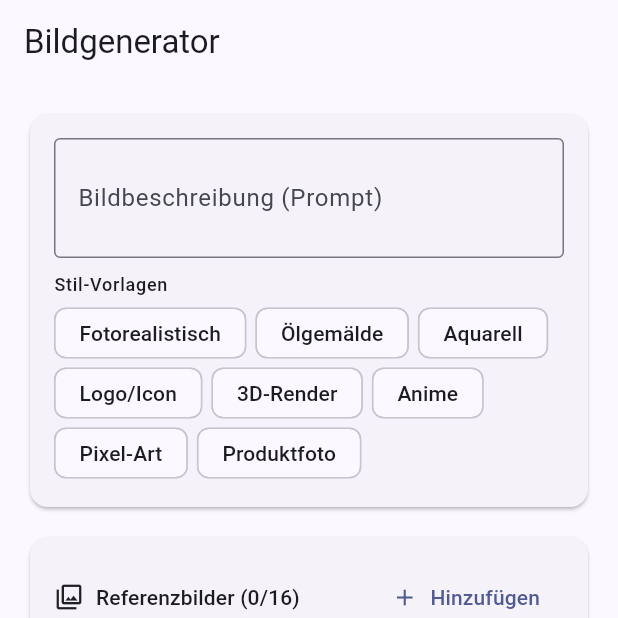
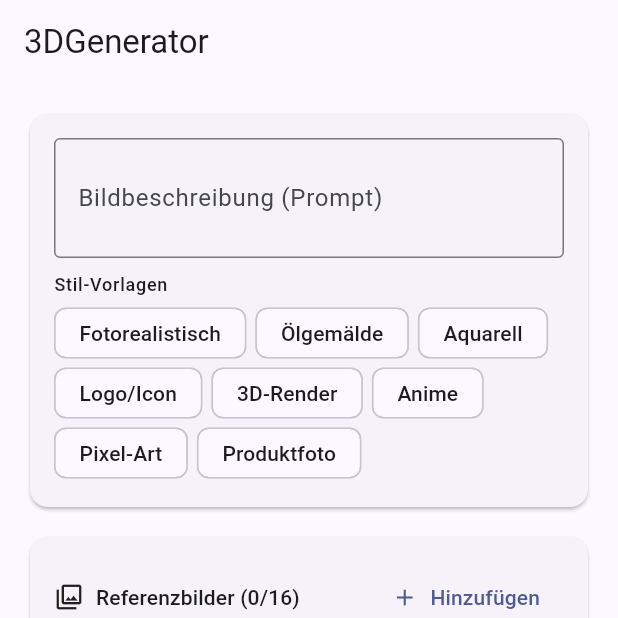
Before and after one commit to Alex1977-code/Bildgenerator, a Flutter app: the screen it shows after launch, on a phone screen of 412 x 824 dp, the top half of it. Run offline on Flutter 3.47's test engine with Material 3 defaults, Android fonts, the phone set to English and light mode, and no system bars; our stand-ins replace flutter_secure_storage, image_picker, share_plus, shared_preferences, web; missing offline and left inert: dart:js_interop, desktop_drop, file_selector.

Commit message:
App heißt jetzt 3DGenerator – neues Icon mit 3D-Würfel
- Anzeigename auf allen Plattformen umgestellt: Android-Label,
  iOS CFBundleDisplayName, Web-Titel/Manifest, Windows-Fenstertitel
  und -Metadaten, MaterialApp/AppBar; interne Namen (Paket, Dateien,
  Download-Links) bleiben unverändert, damit die festen Release-Links
  weiter funktionieren
- Neues App-Icon: isometrischer 3D-Würfel auf dunklem Indigo-Verlauf
  (selbst generiert, 1024 px); per flutter_launcher_icons für alle
  Plattformen erzeugt – Android inkl. Adaptive Icons, iOS-AppIcon-Set,
  Web-Icons/Favicon, Windows-ICO
- README-Titel angepasst

Co-Authored-By: Claude <noreply@anthropic.com>
Claude-Session: https://claude.ai/code/session_01X62YrZoYAAA7b7wtJTmR84

```diff
--- a/lib/main.dart
+++ b/lib/main.dart
@@ -39,7 +39,7 @@ class BildgeneratorApp extends StatelessWidget {
       ],
       child: Consumer<SettingsService>(
         builder: (context, settings, _) => MaterialApp(
-          title: 'Bildgenerator',
+          title: '3DGenerator',
           debugShowCheckedModeBanner: false,
           locale: const Locale('de'),
           supportedLocales: const [Locale('de'), Locale('en')],
@@ -125,7 +125,7 @@ class _HomeShellState extends State<HomeShell> {
 
     return Scaffold(
       appBar: AppBar(
-        title: const Text('Bildgenerator'),
+        title: const Text('3DGenerator'),
         centerTitle: false,
       ),
       body: wide
--- a/lib/screens/settings_screen.dart
+++ b/lib/screens/settings_screen.dart
@@ -211,7 +211,7 @@ class _SettingsScreenState extends State<SettingsScreen> {
                 Text('Über die App', style: theme.textTheme.titleMedium),
                 const SizedBox(height: 8),
                 Text(
-                  'Bildgenerator erstellt Bilder aus Textbeschreibungen – '
+                  '3DGenerator erstellt Bilder und 3D-Modelle aus Textbeschreibungen – '
                   'wahlweise mit Referenzbildern, einstellbarer Größe, '
                   'Qualität und transparentem Hintergrund.\n\n'
                   'API-Schlüssel werden ausschließlich lokal und '
--- a/lib/services/local_3d.dart
+++ b/lib/services/local_3d.dart
@@ -381,7 +381,7 @@ Uint8List buildGlb(LocalMesh mesh,
   final indicesAccessor = accessors.length - 1;
 
   final gltf = {
-    'asset': {'version': '2.0', 'generator': 'Bildgenerator (lokal)'},
+    'asset': {'version': '2.0', 'generator': '3DGenerator (lokal)'},
     'scene': 0,
     'scenes': [
       {
```
Also changed, not shown: pubspec.yaml (+17 -0 lines), assets/icon/app_icon.png (added), assets/icon/app_icon_foreground.png (added), pubspec.lock, 49 other files.
